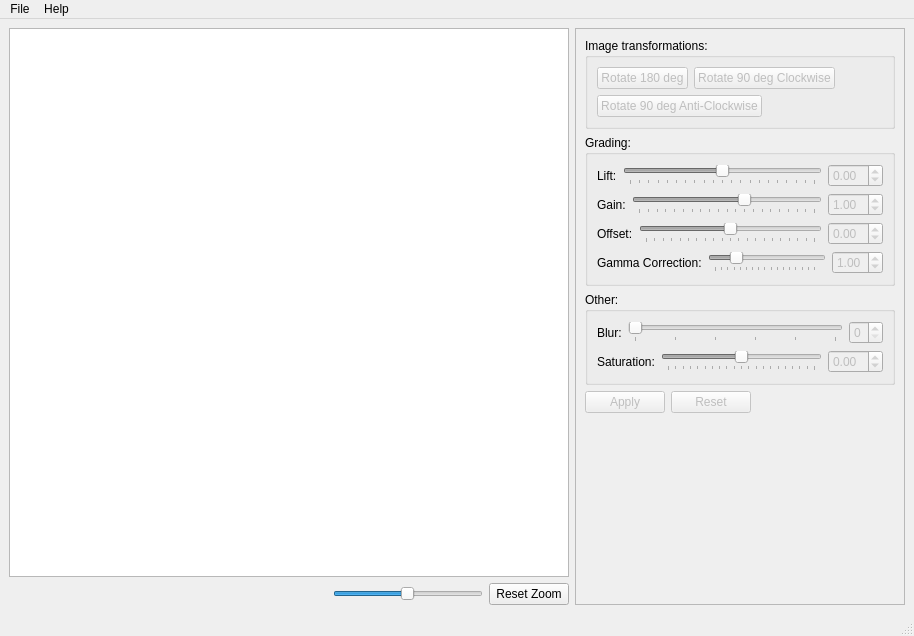
Old version of the form mainwindow.ui in the repository abansal755/Image-Editor.
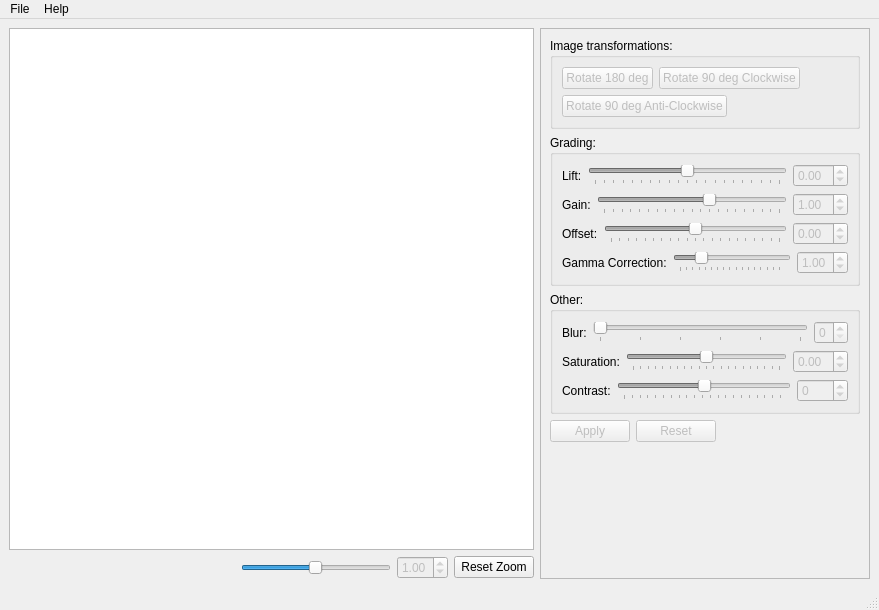
New version of the form.

Commit message: added contrast option

Patch:
```diff
--- a/mainwindow.ui
+++ b/mainwindow.ui
@@ -6,8 +6,8 @@
    <rect>
     <x>0</x>
     <y>0</y>
-    <width>914</width>
-    <height>636</height>
+    <width>879</width>
+    <height>610</height>
    </rect>
   </property>
   <property name="sizePolicy">
@@ -75,6 +75,19 @@
           </property>
          </widget>
         </item>
+        <item>
+         <widget class="QDoubleSpinBox" name="doubleSpinBox_6">
+          <property name="enabled">
+           <bool>false</bool>
+          </property>
+          <property name="maximum">
+           <double>2.000000000000000</double>
+          </property>
+          <property name="value">
+           <double>1.000000000000000</double>
+          </property>
+         </widget>
+        </item>
         <item>
          <widget class="QPushButton" name="pushButton_2">
           <property name="text">
@@ -109,7 +122,7 @@
          <x>0</x>
          <y>0</y>
          <width>328</width>
-         <height>575</height>
+         <height>549</height>
         </rect>
        </property>
        <layout class="QVBoxLayout" name="verticalLayout_5">
@@ -528,6 +541,55 @@
              </item>
             </layout>
            </item>
+           <item>
+            <layout class="QHBoxLayout" name="horizontalLayout_12">
+             <item>
+              <widget class="QLabel" name="label_7">
+               <property name="text">
+                <string>Contrast:</string>
+               </property>
+              </widget>
+             </item>
+             <item>
+              <widget class="QSlider" name="horizontalSlider_8">
+               <property name="enabled">
+                <bool>false</bool>
+               </property>
+               <property name="autoFillBackground">
+                <bool>false</bool>
+               </property>
+               <property name="minimum">
+                <number>-255</number>
+               </property>
+               <property name="maximum">
+                <number>255</number>
+               </property>
+               <property name="orientation">
+                <enum>Qt::Horizontal</enum>
+               </property>
+               <property name="tickPosition">
+                <enum>QSlider::TicksBelow</enum>
+               </property>
+               <property name="tickInterval">
+                <number>25</number>
+               </property>
+              </widget>
+             </item>
+             <item>
+              <widget class="QSpinBox" name="spinBox_2">
+               <property name="enabled">
+                <bool>false</bool>
+               </property>
+               <property name="minimum">
+                <number>-255</number>
+               </property>
+               <property name="maximum">
+                <number>255</number>
+               </property>
+              </widget>
+             </item>
+            </layout>
+           </item>
           </layout>
          </widget>
         </item>
@@ -604,7 +666,7 @@
     <rect>
      <x>0</x>
      <y>0</y>
-     <width>914</width>
+     <width>879</width>
      <height>21</height>
     </rect>
    </property>
```
The commit also changes 3 other files.
